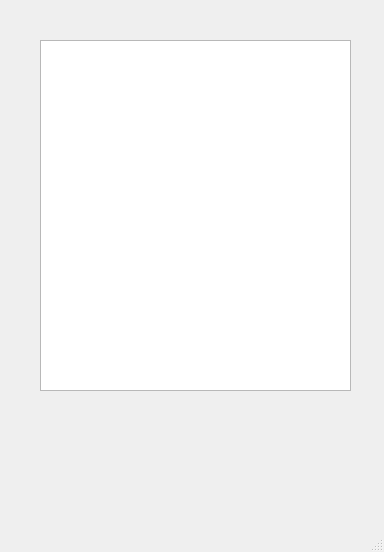
Qt form src/showevent_window.ui (tangdouer1005/DataStructure_course_design) before a commit.
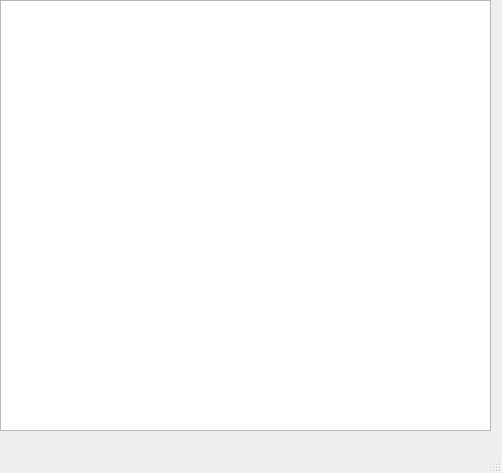
The same form after that commit.

What changed in the file:
```diff
--- a/src/showevent_window.ui
+++ b/src/showevent_window.ui
@@ -6,8 +6,8 @@
    <rect>
     <x>0</x>
     <y>0</y>
-    <width>384</width>
-    <height>552</height>
+    <width>502</width>
+    <height>473</height>
    </rect>
   </property>
   <property name="windowTitle">
@@ -17,10 +17,10 @@
    <widget class="QTextBrowser" name="show_something">
     <property name="geometry">
      <rect>
-      <x>40</x>
-      <y>40</y>
-      <width>311</width>
-      <height>351</height>
+      <x>0</x>
+      <y>0</y>
+      <width>491</width>
+      <height>431</height>
      </rect>
     </property>
    </widget>
```
Left out of the diff: 2 changed lines with no effect on the pictures.
